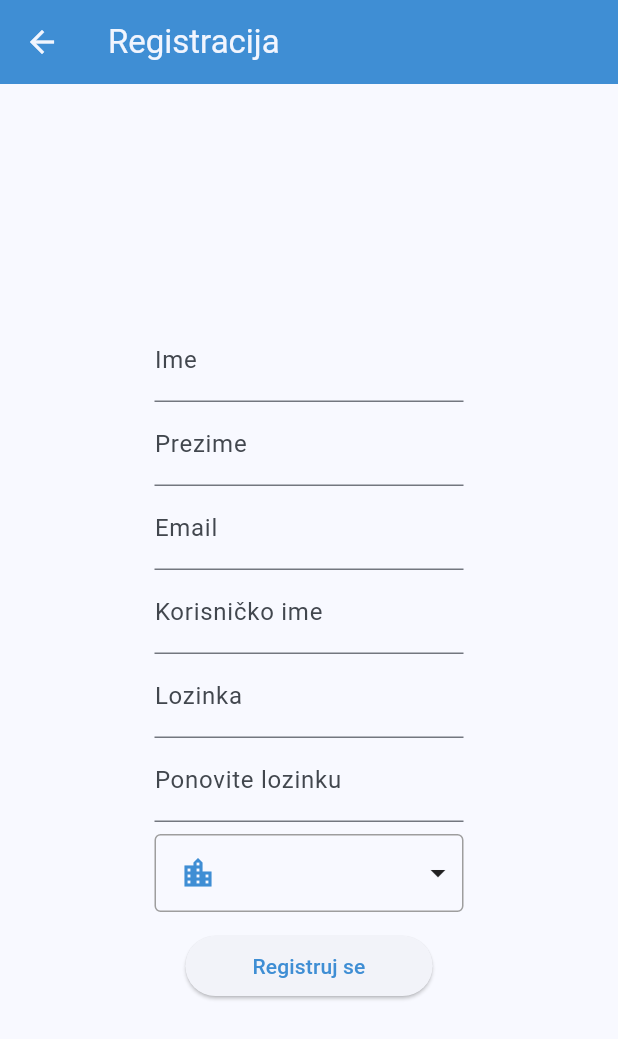
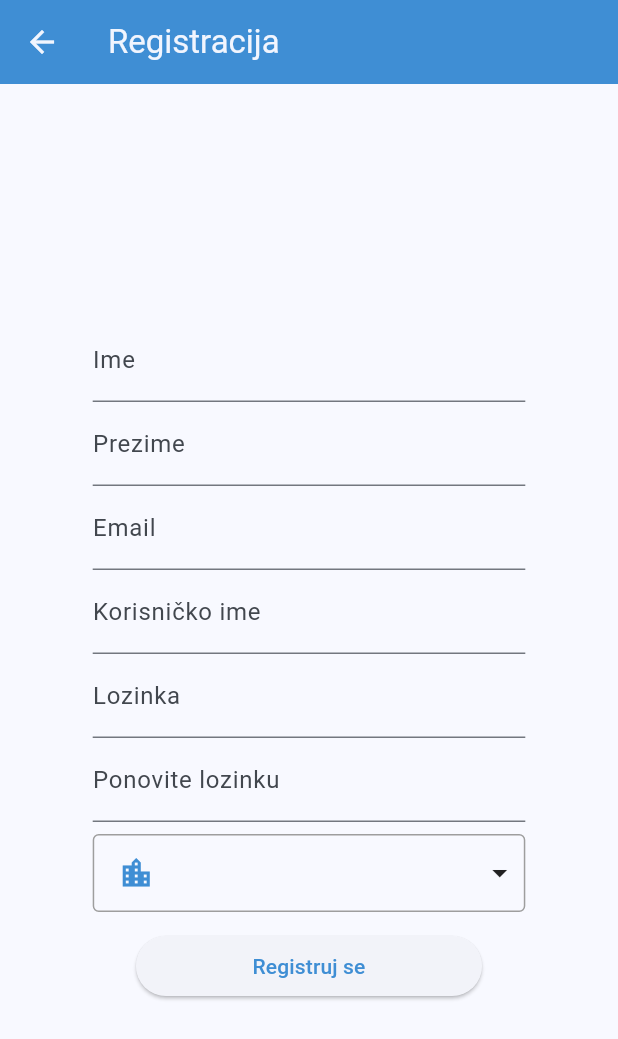
Before and after one commit to is-rijad/MojPrijevoz, a Flutter app: the LoginPage screen opened directly, after a tap on "Nemate račun? Registrujte se.", on a phone screen of 412 x 824 dp. Shown: the top 1039 px of the screen. Run offline on Flutter 3.47's test engine with Material 3 defaults, Android fonts, the light colour scheme and no system bars; our stand-ins replace dio, email_validator, get_it, hive_flutter, jwt_decoder; accounts and stored records are empty; network calls fail.

Commit message:
FormWrapper improve

```diff
--- a/MojPrijevozFront/moj_prijevoz/lib/pages/login.dart
+++ b/MojPrijevozFront/moj_prijevoz/lib/pages/login.dart
@@ -33,7 +33,9 @@ class LoginPage extends StatelessWidget {
 
   @override
   Widget build(BuildContext context) {
-    return FormWrapper(
+    return Scaffold(
+      body: FormWrapper(
+        mainAxisAlignment: MainAxisAlignment.center,
         formKey: _formKey,
         children: [
           Image.asset(
@@ -46,6 +48,7 @@ class LoginPage extends StatelessWidget {
           SizedBox(height: 12),
           ..._buildButtons(context),
         ],
+      ),
     );
   }
 
--- a/MojPrijevozFront/moj_prijevoz/lib/pages/my_profile.dart
+++ b/MojPrijevozFront/moj_prijevoz/lib/pages/my_profile.dart
@@ -76,6 +76,7 @@ class _MyProfilState extends State<MyProfile> {
   Widget _build(BuildContext context) {
     return PageWrapper(
       body: FormWrapper(
+        mainAxisAlignment: MainAxisAlignment.start,
         formKey: _formKey,
         children: [
           ..._buildPersonalData(context),
--- a/MojPrijevozFront/moj_prijevoz/lib/pages/register.dart
+++ b/MojPrijevozFront/moj_prijevoz/lib/pages/register.dart
@@ -24,9 +24,11 @@ class RegisterPageState extends State<RegisterPage> {
 
   @override
   Widget build(BuildContext context) {
-    return FormWrapper(
+    return Scaffold(
+      appBar: AppBar(title: const Text("Registracija")),
+      body: FormWrapper(
+        mainAxisAlignment: MainAxisAlignment.center,
         formKey: _formKey,
-      appBar: AppBar(title: const Text("Registracija")),
         children: [
           ..._buildUserPersonalData(context),
           ..._buildPasswordInputs(context),
@@ -35,6 +37,7 @@ class RegisterPageState extends State<RegisterPage> {
           SizedBox(height: 12),
           _buildSubmitButton(context),
         ],
+      ),
     );
   }
 
--- a/MojPrijevozFront/moj_prijevoz/lib/widgets/wrappers/form_wrapper.dart
+++ b/MojPrijevozFront/moj_prijevoz/lib/widgets/wrappers/form_wrapper.dart
@@ -1,27 +1,42 @@
 import 'package:flutter/material.dart';
+import 'package:moj_prijevoz/common/build_helper.dart';
 
 class FormWrapper extends StatelessWidget {
   final List<Widget> children;
-  final AppBar? appBar;
   final GlobalKey<FormState> formKey;
+  final MainAxisAlignment mainAxisAlignment;
 
   const FormWrapper({
     super.key,
     required this.formKey,
     required this.children,
-    this.appBar,
+    required this.mainAxisAlignment,
   });
 
   @override
   Widget build(BuildContext context) {
-    return Scaffold(
-      appBar: appBar,
-      body: Form(
-        key: formKey,
-        child: Center(
-          child: FractionallySizedBox(
-            widthFactor: 0.5,
-            child: Column(mainAxisSize: MainAxisSize.min, children: children),
+    var padding = BuildHelper.getScreenWidth(context) * 0.05;
+    return Form(
+      key: formKey,
+      child: Center(
+        child: SingleChildScrollView(
+          padding: EdgeInsets.all(padding),
+          child: SizedBox(
+            width: BuildHelper.getScreenWidth(context) * 0.7,
+            height:
+                BuildHelper.getScreenHeight(context) -
+                (padding * 2) -
+                (context
+                        .findAncestorWidgetOfExactType<Scaffold>()
+                        ?.appBar
+                        ?.preferredSize
+                        .height ??
+                    0),
+            child: Column(
+              mainAxisSize: MainAxisSize.min,
+              mainAxisAlignment: mainAxisAlignment,
+              children: children,
+            ),
           ),
         ),
       ),
```
Lines whose indentation alone changed are shown as unchanged.
